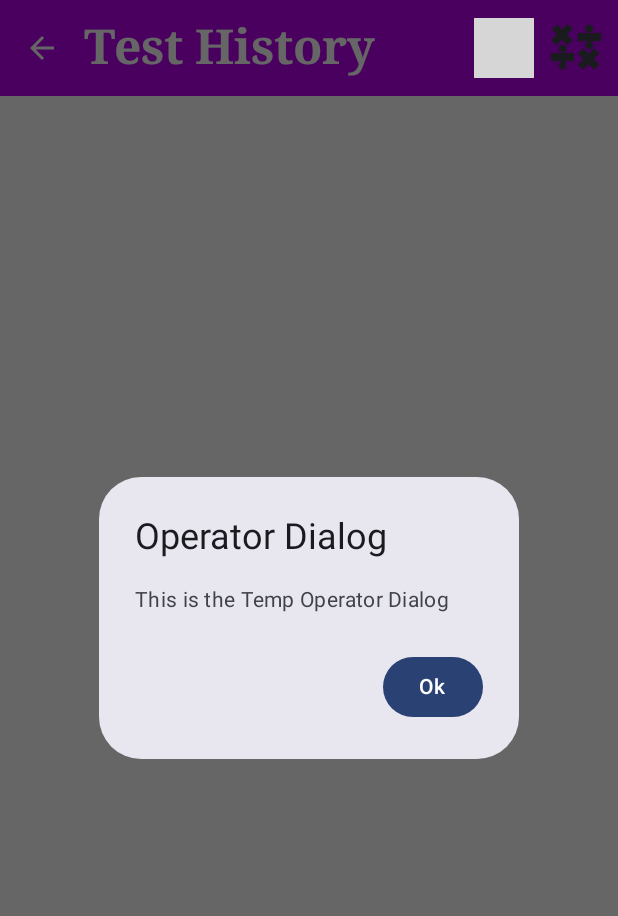
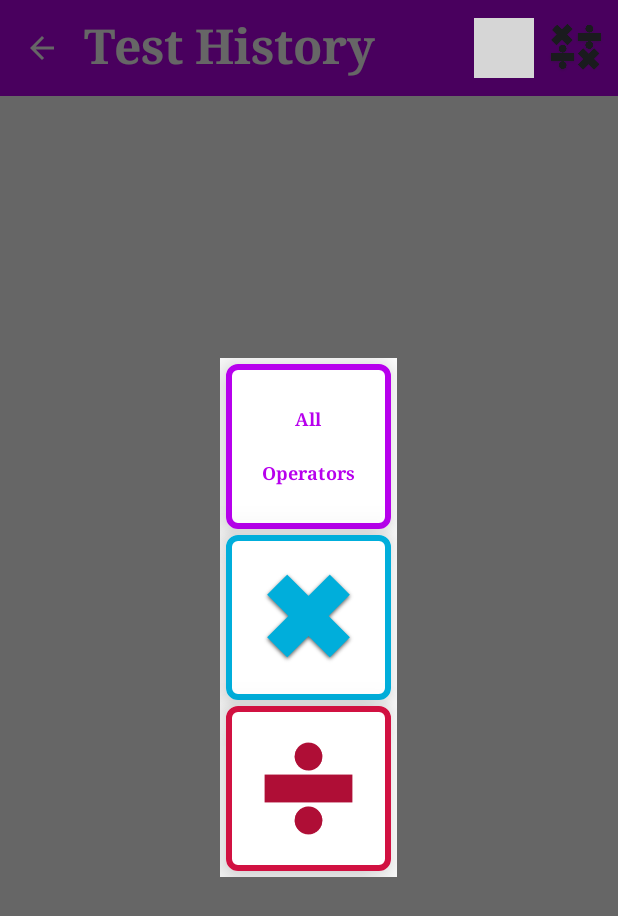
Before and after one commit to tchabva/MathsQuizApp, an Android app built with Jetpack Compose: the HistoryScreen screen opened through its navigation route, after a tap on "Operation Filter", on a phone screen of 412 x 824 dp. Shown: the top 916 px of the screen. Run offline under Robolectric (Android 15) with nearby library versions, the phone set to English and light mode, and no system bars; our stand-ins replace Dagger/Hilt's generated code, Room's generated code, accompanist, livedata-compose; grey boxes are pictures that could not be loaded.

Commit message:
Adding the dialog screen to the History screen

```diff
--- a/app/src/main/java/uk/learning/mathquiz/ui/screen/HistoryScreen.kt
+++ b/app/src/main/java/uk/learning/mathquiz/ui/screen/HistoryScreen.kt
@@ -36,6 +36,7 @@ import uk.learning.mathquiz.R
 import uk.learning.mathquiz.data.MathsQuizDBViewModel
 import uk.learning.mathquiz.data.MathsQuizDbViewModelFactory
 import uk.learning.mathquiz.data.TestResult
+import uk.learning.mathquiz.ui.resultsHistoryScreen.OperatorDialog
 import uk.learning.mathquiz.ui.theme.Purple
 
 @OptIn(ExperimentalMaterial3Api::class)
@@ -117,17 +118,11 @@ fun HistoryScreen(navController: NavController){
 
     //The Stand-in operator dialog
     if(showOperatorDialog){
-        AlertDialog(
+        OperatorDialog(
             onDismissRequest = { showOperatorDialog = false },
-            title = {Text("Operator Dialog")},
-            text = { Text(text = "This is the Temp Operator Dialog")},
-            confirmButton = {
-                Button(
-                    onClick = { showOperatorDialog = false },
-                ) {
-                    Text(text = "Ok")
-                }
-            }
+            onAllOperatorsClick = { showOperatorDialog = false },
+            onMultiplicationClick = { showOperatorDialog = false },
+            onDivisionClick = {showOperatorDialog = false}
         )
     }
 
```
Also changed, not shown: app/src/main/java/uk/learning/mathquiz/ui/MathsQuizApp.kt (+6 -6 lines), app/src/main/java/uk/learning/mathquiz/ui/resultsHistoryScreen/OperatorDialog.kt (+10 -6 lines), app/src/main/java/uk/learning/mathquiz/ui/screen/LandingScreen.kt (+16 -6 lines).
